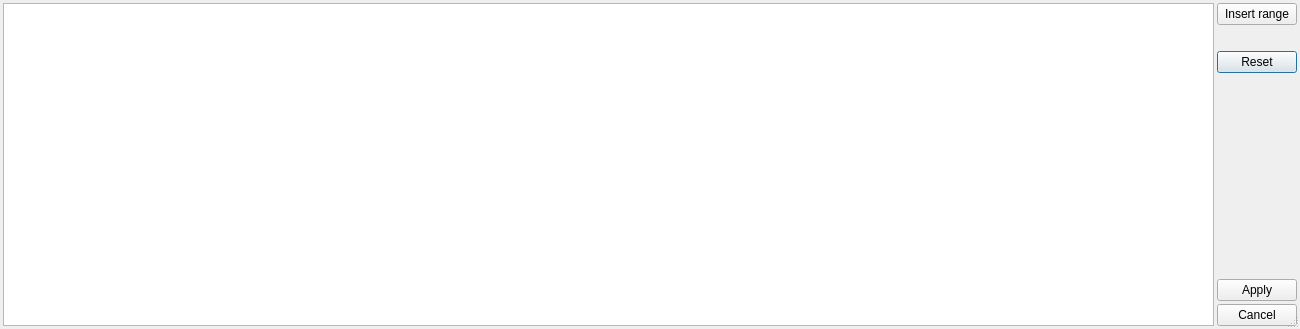
Qt form src/asammdf/gui/ui/range_editor_dialog.ui (danielhrisca/asammdf) before a commit.
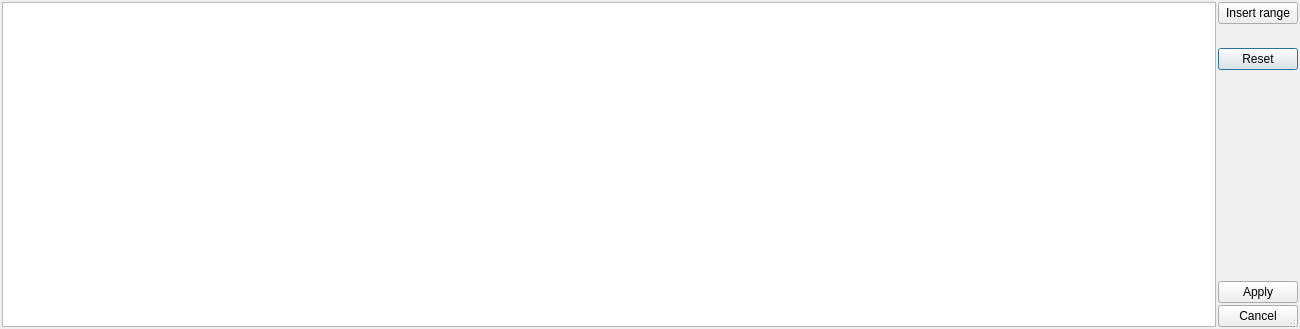
The same form after that commit. Custom widgets are drawn as their Qt base class.

Diff of the .ui file:
```diff
--- a/src/asammdf/gui/ui/range_editor_dialog.ui
+++ b/src/asammdf/gui/ui/range_editor_dialog.ui
@@ -21,19 +21,19 @@
   </property>
   <layout class="QGridLayout" name="gridLayout" rowstretch="0,0,0,0,1,0,0" columnstretch="1,0">
    <property name="leftMargin">
-  <number>3</number>
+  <number>2</number>
 </property>
    <property name="topMargin">
-  <number>3</number>
+  <number>2</number>
 </property>
    <property name="rightMargin">
-  <number>3</number>
+  <number>2</number>
 </property>
    <property name="bottomMargin">
-  <number>3</number>
+  <number>2</number>
 </property>
    <property name="spacing">
-  <number>3</number>
+  <number>2</number>
 </property>
    <item row="0" column="0" rowspan="7">
     <widget class="MinimalListWidget" name="ranges">
```
